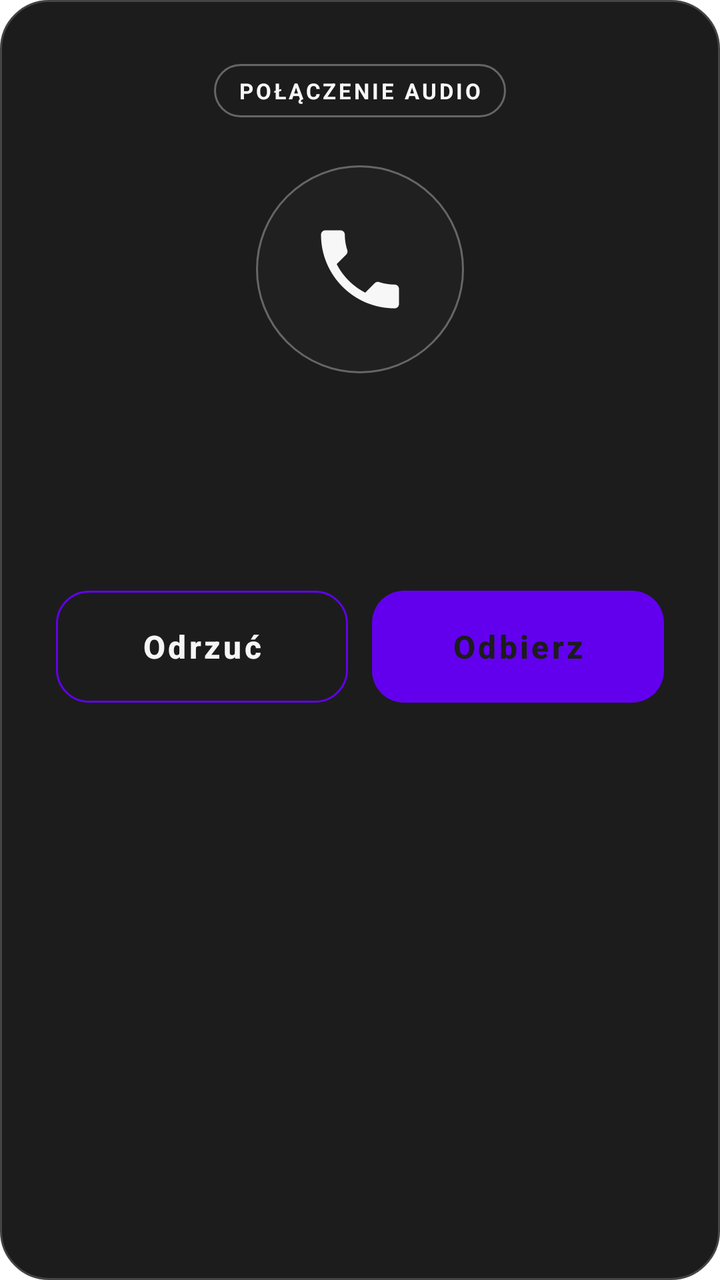
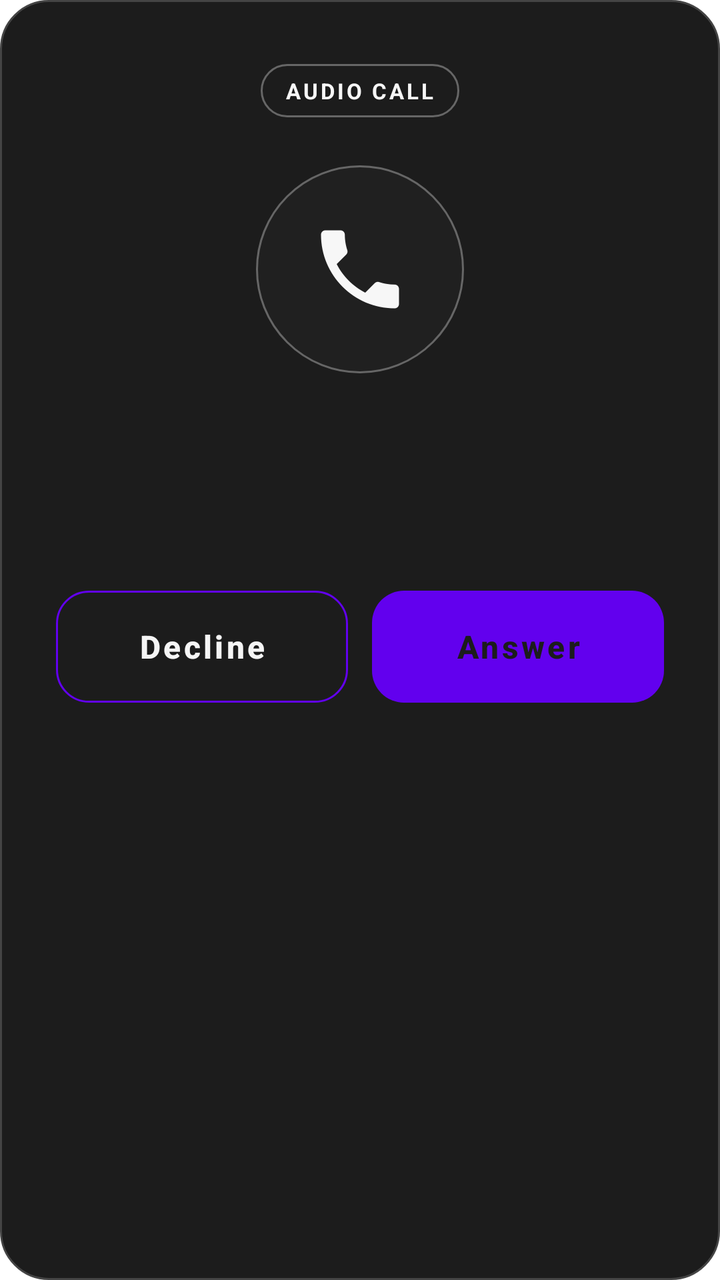

Two renders of the same Android screen: before a commit and after it. Below are the layout's source before the change and the commit's diff.
<!-- AndroidManifest.xml: fallback theme Theme.MaterialComponents.DayNight.NoActionBar -->
<!-- res/layout/incoming_call_popup.xml -->
<?xml version="1.0" encoding="utf-8"?>
<LinearLayout xmlns:android="http://schemas.android.com/apk/res/android"
    android:id="@+id/incoming_call_root"
    android:layout_width="match_parent"
    android:layout_height="wrap_content"
    android:background="@drawable/incoming_call_card"
    android:clickable="true"
    android:focusable="true"
    android:gravity="center_horizontal"
    android:orientation="vertical"
    android:paddingLeft="28dp"
    android:paddingTop="32dp"
    android:paddingRight="28dp"
    android:paddingBottom="28dp">

    <TextView
        android:id="@+id/incoming_call_kind"
        android:layout_width="wrap_content"
        android:layout_height="wrap_content"
        android:background="@drawable/incoming_call_badge"
        android:letterSpacing="0.12"
        android:paddingLeft="12dp"
        android:paddingTop="6dp"
        android:paddingRight="12dp"
        android:paddingBottom="6dp"
        android:text="POŁĄCZENIE AUDIO"
        android:textAllCaps="true"
        android:textColor="@color/incoming_call_accent"
        android:textSize="11sp"
        android:textStyle="bold" />

    <FrameLayout
        android:layout_width="104dp"
        android:layout_height="104dp"
        android:layout_marginTop="24dp"
        android:background="@drawable/incoming_call_avatar">

        <ImageView
            android:id="@+id/incoming_call_avatar_icon"
            android:layout_width="52dp"
            android:layout_height="52dp"
            android:layout_gravity="center"
            android:contentDescription="@null"
            android:src="@drawable/ic_stat_call"
            android:tint="@color/incoming_call_accent" />
    </FrameLayout>

    <TextView
        android:id="@+id/incoming_call_name"
        android:layout_width="match_parent"
        android:layout_height="wrap_content"
        android:layout_marginTop="20dp"
        android:ellipsize="end"
        android:gravity="center"
        android:maxLines="2"
        android:textColor="@color/incoming_call_text"
        android:textSize="24sp"
        android:textStyle="bold" />

    <TextView
        android:id="@+id/incoming_call_subtitle"
        android:layout_width="match_parent"
        android:layout_height="wrap_content"
        android:layout_marginTop="8dp"
        android:gravity="center"
        android:textColor="@color/incoming_call_text_secondary"
        android:textSize="15sp" />

    <LinearLayout
        android:layout_width="match_parent"
        android:layout_height="wrap_content"
        android:layout_marginTop="28dp"
        android:orientation="horizontal">

        <Button
            android:id="@+id/incoming_call_decline"
            android:layout_width="0dp"
            android:layout_height="wrap_content"
            android:layout_marginEnd="12dp"
            android:layout_weight="1"
            android:background="@drawable/incoming_call_decline"
            android:minHeight="56dp"
            android:paddingLeft="8dp"
            android:paddingRight="8dp"
            android:stateListAnimator="@null"
            android:text="Odrzuć"
            android:textAllCaps="false"
            android:textColor="@color/incoming_call_text"
            android:textSize="16sp"
            android:textStyle="bold" />

        <Button
            android:id="@+id/incoming_call_accept"
            android:layout_width="0dp"
            android:layout_height="wrap_content"
            android:layout_weight="1"
            android:background="@drawable/incoming_call_accept"
            android:minHeight="56dp"
            android:paddingLeft="8dp"
            android:paddingRight="8dp"
            android:stateListAnimator="@null"
            android:text="Odbierz"
            android:textAllCaps="false"
            android:textColor="@color/incoming_call_on_accent"
            android:textSize="16sp"
            android:textStyle="bold" />
    </LinearLayout>
</LinearLayout>
<!-- resources referenced by this layout -->
<resources>
  <color name="incoming_call_accent">#FFF7F7F7</color>
  <color name="incoming_call_on_accent">#FF1C1C1C</color>
  <color name="incoming_call_text">#FFF5F5F5</color>
  <color name="incoming_call_text_secondary">#FFA3A3A3</color>
  <!-- drawable ic_stat_call (drawable) -->
  <vector xmlns:android="http://schemas.android.com/apk/res/android"
      android:width="24dp"
      android:height="24dp"
      android:viewportWidth="24"
      android:viewportHeight="24">
      <path
          android:fillColor="#FFFFFFFF"
          android:pathData="M6.62,10.79c1.44,2.83 3.76,5.14 6.59,6.59l2.2,-2.2c0.27,-0.27 0.67,-0.36 1.02,-0.24 1.12,0.37 2.33,0.57 3.57,0.57 0.55,0 1,0.45 1,1V20c0,0.55 -0.45,1 -1,1C10.61,21 3,13.39 3,4c0,-0.55 0.45,-1 1,-1h3.5c0.55,0 1,0.45 1,1 0,1.25 0.2,2.45 0.57,3.57 0.11,0.35 0.03,0.74 -0.25,1.02l-2.2,2.2z"/>
  </vector>
  <!-- drawable incoming_call_accept (drawable) -->
  <?xml version="1.0" encoding="utf-8"?>
  <shape xmlns:android="http://schemas.android.com/apk/res/android"
      android:shape="rectangle">
      <solid android:color="@color/incoming_call_accent" />
      <corners android:radius="16dp" />
  </shape>
  <!-- drawable incoming_call_avatar (drawable) -->
  <?xml version="1.0" encoding="utf-8"?>
  <shape xmlns:android="http://schemas.android.com/apk/res/android"
      android:shape="oval">
      <solid android:color="@color/incoming_call_avatar" />
      <stroke
          android:width="1dp"
          android:color="@color/incoming_call_outline_strong" />
  </shape>
  <!-- drawable incoming_call_badge (drawable) -->
  <?xml version="1.0" encoding="utf-8"?>
  <shape xmlns:android="http://schemas.android.com/apk/res/android"
      android:shape="rectangle">
      <solid android:color="@android:color/transparent" />
      <stroke
          android:width="1dp"
          android:color="@color/incoming_call_outline_strong" />
      <corners android:radius="999dp" />
  </shape>
  <!-- drawable incoming_call_card (drawable) -->
  <?xml version="1.0" encoding="utf-8"?>
  <shape xmlns:android="http://schemas.android.com/apk/res/android"
      android:shape="rectangle">
      <solid android:color="@color/incoming_call_card" />
      <stroke
          android:width="1dp"
          android:color="@color/incoming_call_outline" />
      <corners android:radius="24dp" />
  </shape>
  <!-- drawable incoming_call_decline (drawable) -->
  <?xml version="1.0" encoding="utf-8"?>
  <shape xmlns:android="http://schemas.android.com/apk/res/android"
      android:shape="rectangle">
      <solid android:color="@android:color/transparent" />
      <stroke
          android:width="1dp"
          android:color="@color/incoming_call_outline_strong" />
      <corners android:radius="16dp" />
  </shape>
  <color name="incoming_call_avatar">#29333333</color>
  <color name="incoming_call_outline_strong">#FF666666</color>
  <color name="incoming_call_card">#FF1C1C1C</color>
  <color name="incoming_call_outline">#FF444444</color>
</resources>

<!-- the commit's change to res/layout/incoming_call_popup.xml (unified diff, before → after) -->
@@ -23,7 +23,7 @@
         android:paddingTop="6dp"
         android:paddingRight="12dp"
         android:paddingBottom="6dp"
-        android:text="POŁĄCZENIE AUDIO"
+        android:text="@string/call_kind_audio"
         android:textAllCaps="true"
         android:textColor="@color/incoming_call_accent"
         android:textSize="11sp"
@@ -83,7 +83,7 @@
             android:paddingLeft="8dp"
             android:paddingRight="8dp"
             android:stateListAnimator="@null"
-            android:text="Odrzuć"
+            android:text="@string/call_decline"
             android:textAllCaps="false"
             android:textColor="@color/incoming_call_text"
             android:textSize="16sp"
@@ -99,7 +99,7 @@
             android:paddingLeft="8dp"
             android:paddingRight="8dp"
             android:stateListAnimator="@null"
-            android:text="Odbierz"
+            android:text="@string/call_accept"
             android:textAllCaps="false"
             android:textColor="@color/incoming_call_on_accent"
             android:textSize="16sp"
<!-- resource entries referenced after the edit -->
@@ -60,6 +60,9 @@
           android:color="@color/incoming_call_outline_strong" />
       <corners android:radius="16dp" />
   </shape>
+  <string name="call_accept">Answer</string>
+  <string name="call_decline">Decline</string>
+  <string name="call_kind_audio">Audio call</string>
   <color name="incoming_call_avatar">#29333333</color>
   <color name="incoming_call_outline_strong">#FF666666</color>
   <color name="incoming_call_card">#FF1C1C1C</color>
